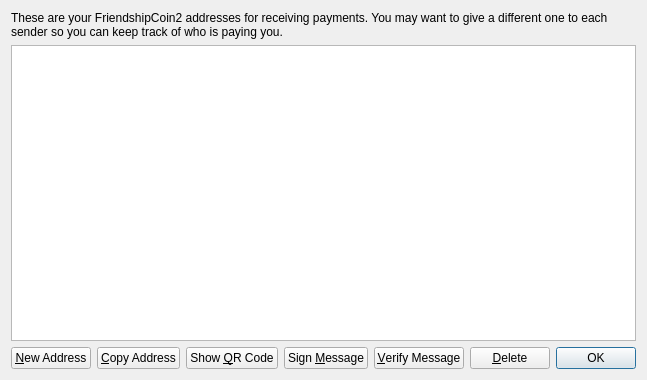
Above: src/qt/forms/addressbookpage.ui from ioying/hicointest before the change. Below: the same form after it.
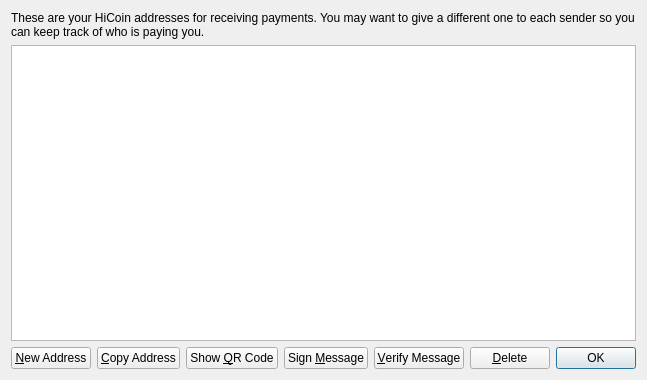
That is the form after the change. Icons and pictures are not drawn.

```diff
--- a/src/qt/forms/addressbookpage.ui
+++ b/src/qt/forms/addressbookpage.ui
@@ -17,7 +17,7 @@
    <item>
     <widget class="QLabel" name="labelExplanation">
      <property name="text">
-      <string>These are your FriendshipCoin2 addresses for receiving payments. You may want to give a different one to each sender so you can keep track of who is paying you.</string>
+      <string>These are your HiCoin addresses for receiving payments. You may want to give a different one to each sender so you can keep track of who is paying you.</string>
      </property>
      <property name="textFormat">
       <enum>Qt::PlainText</enum>
```
Left out of the diff: 4 changed lines with no effect on the pictures.
